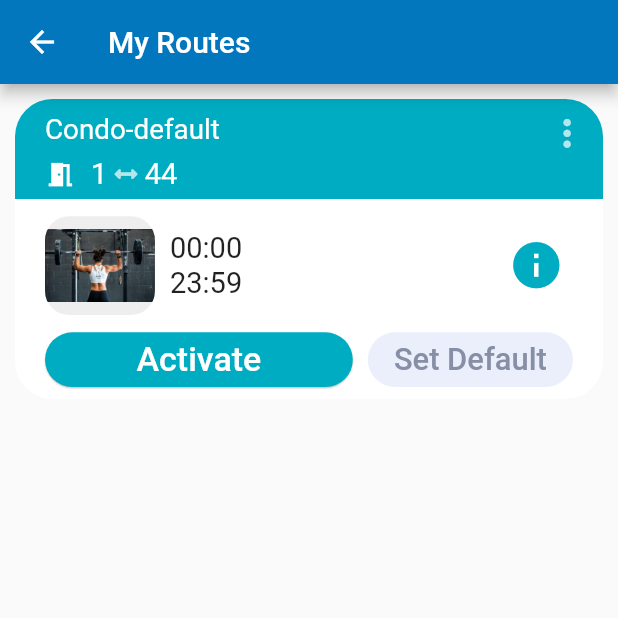
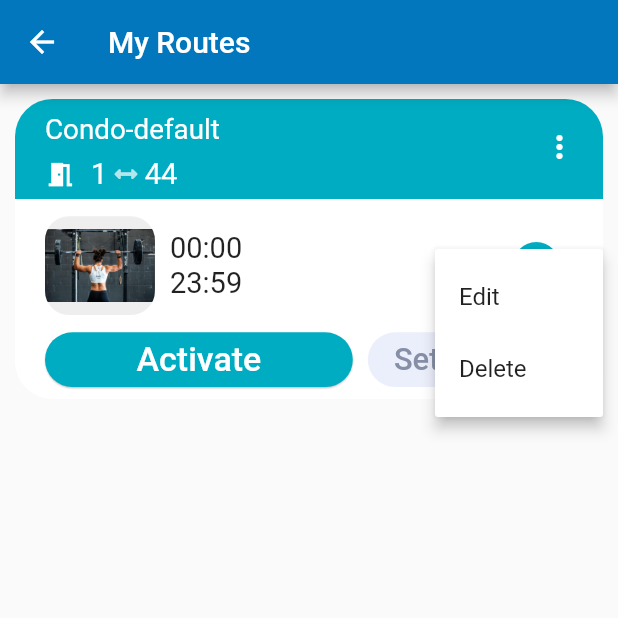
Before and after one commit to meifish/hci, a Flutter app: the MyRoute screen opened by its route, after a tap on the "more vert" icon, on a phone screen of 412 x 824 dp, the top half of it. Run offline on Flutter 3.47's test engine with Material 2 defaults, Android fonts, the phone set to English and light mode, and no system bars; our stand-ins replace google_fonts.

Commit message:
Add popup menu button to MyRoute Card

```diff
--- /dev/null
+++ b/lib/Widgets/MyRouteWidgets/PopupMenuButton.dart
@@ -0,0 +1,25 @@
+import 'package:flutter/material.dart';
+
+Widget PopupMenu() => PopupMenuButton<int>(
+      itemBuilder: (context) => [
+        PopupMenuItem(
+          value: 1,
+          child: Text(
+            "Edit",
+          ),
+        ),
+        PopupMenuItem(
+          value: 2,
+          child: Text(
+            "Delete",
+          ),
+        ),
+      ],
+      offset: Offset(0, 100),
+      icon: Icon(
+        Icons.more_vert,
+        color: Colors.white,
+      ),
+      elevation: 4,
+      padding: EdgeInsets.fromLTRB(0, 20, 10, 5),
+    );
--- a/lib/Widgets/MyRouteWidgets/RouteCard.dart
+++ b/lib/Widgets/MyRouteWidgets/RouteCard.dart
@@ -2,6 +2,7 @@ import 'package:flutter/material.dart';
 import 'package:google_fonts/google_fonts.dart';
 import 'package:hci/sizeConfig.dart';
 import 'package:hci/my_flutter_app_icons.dart';
+import 'package:hci/Widgets/MyRouteWidgets/PopupMenuButton.dart';
 
 class RouteCard extends StatefulWidget {
   String name;
@@ -61,14 +62,16 @@ class _RouteCardState extends State<RouteCard> {
                                     color: Colors.white),
                               ),
                             ),
-                            IconButton(
-                              onPressed: () {},
-                              icon: Icon(
-                                Icons.more_vert,
-                                color: Colors.white70,
-                                size: SizeConfig.safeBlockHorizontal * 7,
-                              ),
-                            )
+
+                            PopupMenu(),
+                            // IconButton(
+                            //   onPressed: () {},
+                            //   icon: Icon(
+                            //     Icons.more_vert,
+                            //     color: Colors.white70,
+                            //     size: SizeConfig.safeBlockHorizontal * 7,
+                            //   ),
+                            // )
                           ],
                         ),
                       ),
```
